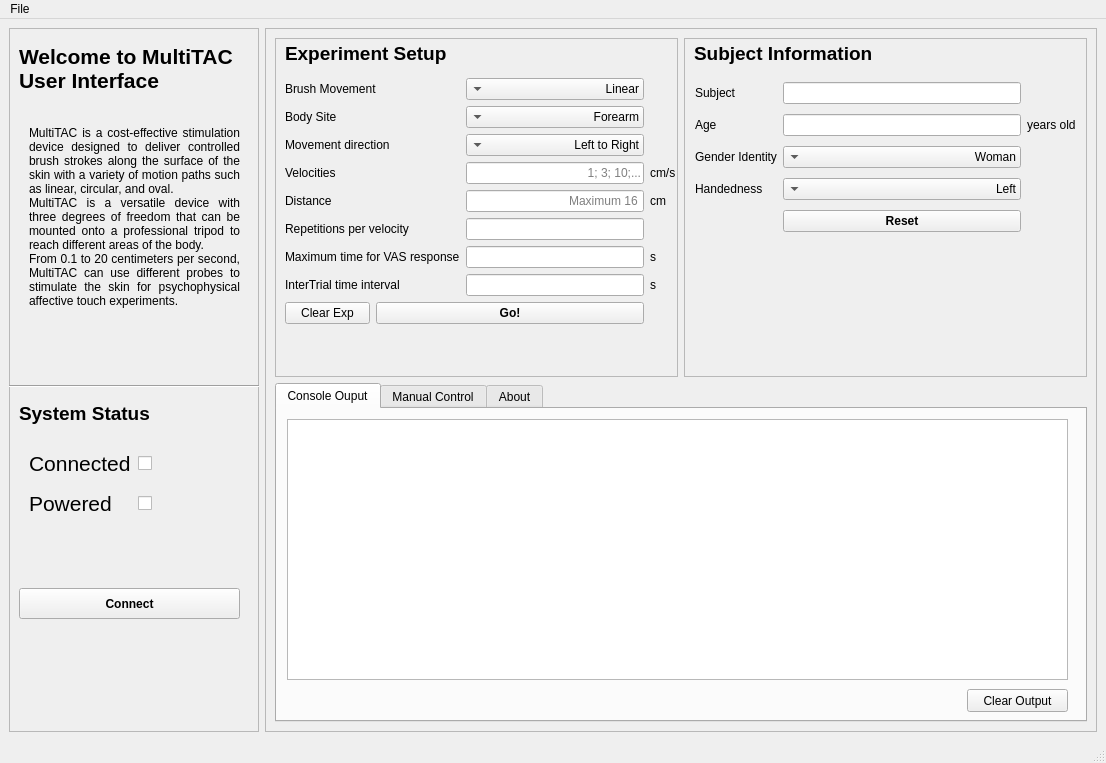
Before: the Qt Designer form gui/mainGui.ui in EdgardoCS/BrushGui, drawn with Qt 5.
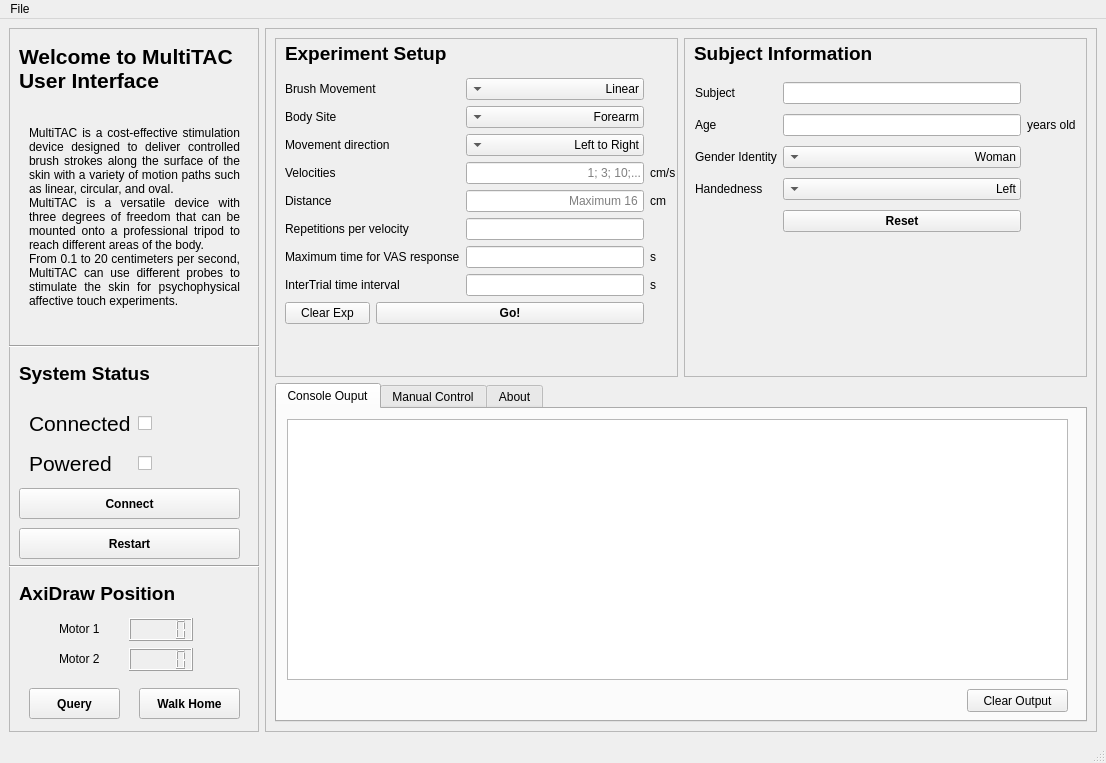
After: the same form once the commit is applied. Icons and pictures are not drawn.

What changed in the file:
```diff
--- a/gui/mainGui.ui
+++ b/gui/mainGui.ui
@@ -88,7 +88,7 @@
        <property name="geometry">
         <rect>
          <x>10</x>
-         <y>560</y>
+         <y>460</y>
          <width>221</width>
          <height>31</height>
         </rect>
@@ -156,7 +156,7 @@
        <property name="geometry">
         <rect>
          <x>10</x>
-         <y>370</y>
+         <y>330</y>
          <width>231</width>
          <height>31</height>
         </rect>
@@ -175,7 +175,7 @@
        <property name="geometry">
         <rect>
          <x>0</x>
-         <y>350</y>
+         <y>310</y>
          <width>251</width>
          <height>16</height>
         </rect>
@@ -188,7 +188,7 @@
        <property name="geometry">
         <rect>
          <x>20</x>
-         <y>420</y>
+         <y>380</y>
          <width>211</width>
          <height>31</height>
         </rect>
@@ -243,7 +243,7 @@
        <property name="geometry">
         <rect>
          <x>20</x>
-         <y>460</y>
+         <y>420</y>
          <width>211</width>
          <height>31</height>
         </rect>
@@ -273,6 +273,138 @@
         </item>
        </layout>
       </widget>
+      <widget class="QPushButton" name="homeButton">
+       <property name="geometry">
+        <rect>
+         <x>130</x>
+         <y>660</y>
+         <width>101</width>
+         <height>31</height>
+        </rect>
+       </property>
+       <property name="font">
+        <font>
+         <bold>true</bold>
+        </font>
+       </property>
+       <property name="text">
+        <string>Walk Home</string>
+       </property>
+      </widget>
+      <widget class="QPushButton" name="restartButton">
+       <property name="geometry">
+        <rect>
+         <x>10</x>
+         <y>500</y>
+         <width>221</width>
+         <height>31</height>
+        </rect>
+       </property>
+       <property name="font">
+        <font>
+         <bold>true</bold>
+        </font>
+       </property>
+       <property name="text">
+        <string>Restart</string>
+       </property>
+      </widget>
+      <widget class="Line" name="line_6">
+       <property name="geometry">
+        <rect>
+         <x>0</x>
+         <y>530</y>
+         <width>251</width>
+         <height>16</height>
+        </rect>
+       </property>
+       <property name="orientation">
+        <enum>Qt::Orientation::Horizontal</enum>
+       </property>
+      </widget>
+      <widget class="QLCDNumber" name="m1LCD">
+       <property name="geometry">
+        <rect>
+         <x>120</x>
+         <y>590</y>
+         <width>64</width>
+         <height>23</height>
+        </rect>
+       </property>
+      </widget>
+      <widget class="QLCDNumber" name="m2LCD">
+       <property name="geometry">
+        <rect>
+         <x>120</x>
+         <y>620</y>
+         <width>64</width>
+         <height>23</height>
+        </rect>
+       </property>
+      </widget>
+      <widget class="QLabel" name="label_11">
+       <property name="geometry">
+        <rect>
+         <x>50</x>
+         <y>590</y>
+         <width>49</width>
+         <height>21</height>
+        </rect>
+       </property>
+       <property name="text">
+        <string>Motor 1</string>
+       </property>
+      </widget>
+      <widget class="QLabel" name="label_12">
+       <property name="geometry">
+        <rect>
+         <x>50</x>
+         <y>620</y>
+         <width>49</width>
+         <height>21</height>
+        </rect>
+       </property>
+       <property name="text">
+        <string>Motor 2</string>
+       </property>
+      </widget>
+      <widget class="QLabel" name="label_13">
+       <property name="geometry">
+        <rect>
+         <x>10</x>
+         <y>550</y>
+         <width>201</width>
+         <height>31</height>
+        </rect>
+       </property>
+       <property name="font">
+        <font>
+         <pointsize>14</pointsize>
+         <bold>true</bold>
+        </font>
+       </property>
+       <property name="text">
+        <string>AxiDraw Position</string>
+       </property>
+      </widget>
+      <widget class="QPushButton" name="positionButton">
+       <property name="geometry">
+        <rect>
+         <x>20</x>
+         <y>660</y>
+         <width>91</width>
+         <height>31</height>
+        </rect>
+       </property>
+       <property name="font">
+        <font>
+         <bold>true</bold>
+        </font>
+       </property>
+       <property name="text">
+        <string>Query</string>
+       </property>
+      </widget>
      </widget>
     </item>
     <item>
```
